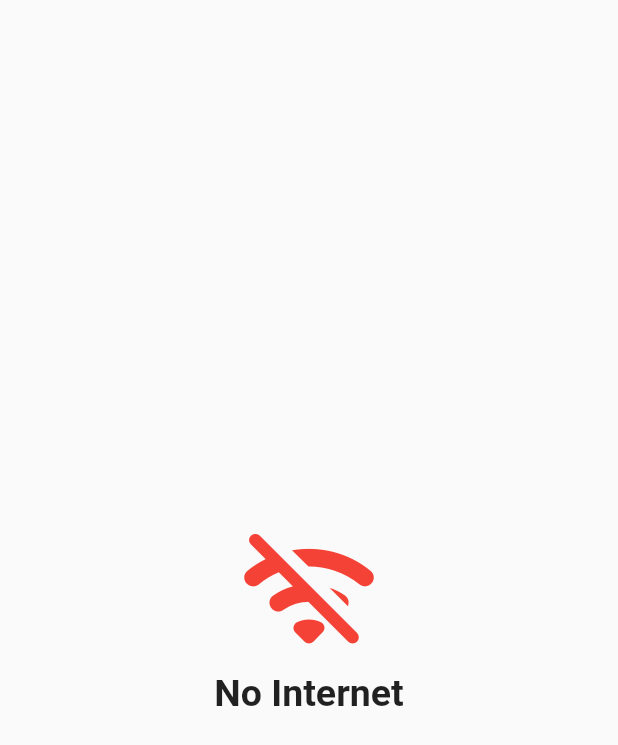
After one commit to hasnainhayat/dynamic_dukan_app, a Flutter app: the NoInternet screen opened directly, on a phone screen of 412 x 824 dp. The commit adds this screen. Shown: the top 745 px of the screen. Run offline on Flutter 3.47's test engine with Material 2 defaults, Android fonts, the phone set to English and light mode, and no system bars; our stand-ins replace cloud_firestore, connectivity_plus, file_picker, firebase_auth, firebase_core, firebase_storage and 9 more; missing offline and left inert: flutter_polyline_points, geoflutterfire; accounts and stored records are empty.

Commit message:
19/01/2022

```diff
--- /dev/null
+++ b/lib/no_internet_screen.dart
@@ -0,0 +1,28 @@
+import 'package:flutter/material.dart';
+
+class NoInternet extends StatelessWidget {
+  const NoInternet({Key? key}) : super(key: key);
+
+  @override
+  Widget build(BuildContext context) {
+    return Scaffold(
+      body: Column(
+        crossAxisAlignment: CrossAxisAlignment.center,
+        mainAxisAlignment: MainAxisAlignment.center,
+        children: [
+          Center(
+            child: Icon(
+              Icons.wifi_off_rounded,
+              color: Colors.red,
+              size: 100,
+            ),
+          ),
+          Text(
+            'No Internet',
+            style: TextStyle(fontSize: 25, fontWeight: FontWeight.bold),
+          ),
+        ],
+      ),
+    );
+  }
+}
--- a/lib/views/screens/buyer/shopping_cart.dart
+++ b/lib/views/screens/buyer/shopping_cart.dart
@@ -308,7 +308,6 @@ class _Shopping_CartState extends State<Shopping_Cart> {
                         _orderController.placeOrder(_cartController.cartItems);
                         cartController.cartItems.clear();
                         cartController.update();
-                        Get.to(OrderSuccessScreen());
                       },
                     ),
                   ),
--- a/pubspec.yaml
+++ b/pubspec.yaml
@@ -42,8 +42,7 @@ dependencies:
   intl: ^0.17.0
   flutter_screenutil: ^5.0.0+2
   google_maps_flutter: ^2.1.1
-  # geolocator: ^7.4.0
-  connectivity_plus: ^1.1.0
+
   cloud_functions: ^3.0.3
   image_picker: ^0.8.3+3
   file_picker: ^3.0.4
@@ -55,6 +54,7 @@ dependencies:
   form_validator: ^1.0.1
   flutter_polyline_points: ^1.0.0
   geoflutterfire: ^3.0.1
+  connectivity_plus: ^2.2.0
 dev_dependencies:
   flutter_test:
     sdk: flutter
```
Also changed, not shown: lib/controllers/nearby_controller.dart (+5 -4 lines), lib/controllers/network_controller.dart (added, +27 -0 lines), lib/controllers/order_controller.dart (+8 -0 lines), lib/main.dart (+12 -8 lines), lib/views/screens/buyer/buyer_home.dart (+37 -28 lines), pubspec.lock.
